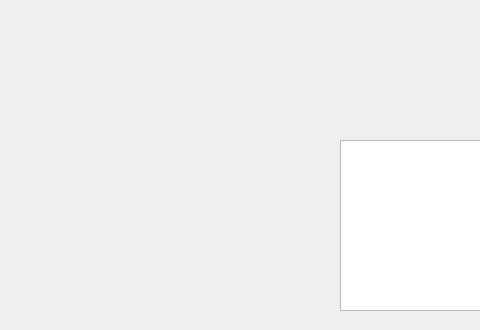
Old version of the form mainwindow.ui in the repository Entropy675/AED_Plus; both pictures show x 0 to 480 and y 0 to 330 of the 1116 by 877 pixel window.
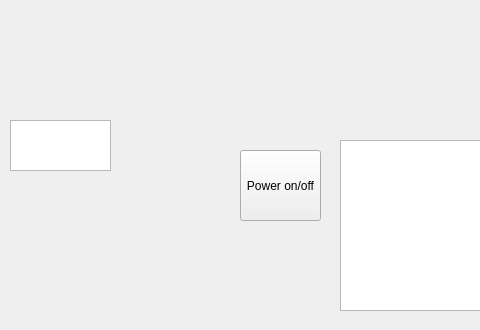
New version of the form.

Diff of the .ui file:
```diff
--- a/mainwindow.ui
+++ b/mainwindow.ui
@@ -50,6 +50,29 @@
      <string>Patient Body</string>
     </property>
    </widget>
+   <widget class="QPushButton" name="pushButton1">
+    <property name="geometry">
+     <rect>
+      <x>240</x>
+      <y>150</y>
+      <width>81</width>
+      <height>71</height>
+     </rect>
+    </property>
+    <property name="text">
+     <string>Power on/off</string>
+    </property>
+   </widget>
+   <widget class="QGraphicsView" name="BatteryView">
+    <property name="geometry">
+     <rect>
+      <x>10</x>
+      <y>120</y>
+      <width>101</width>
+      <height>51</height>
+     </rect>
+    </property>
+   </widget>
   </widget>
   <widget class="QMenuBar" name="menubar">
    <property name="geometry">
```
Left out of the diff: 2 changed lines with no effect on the pictures.
